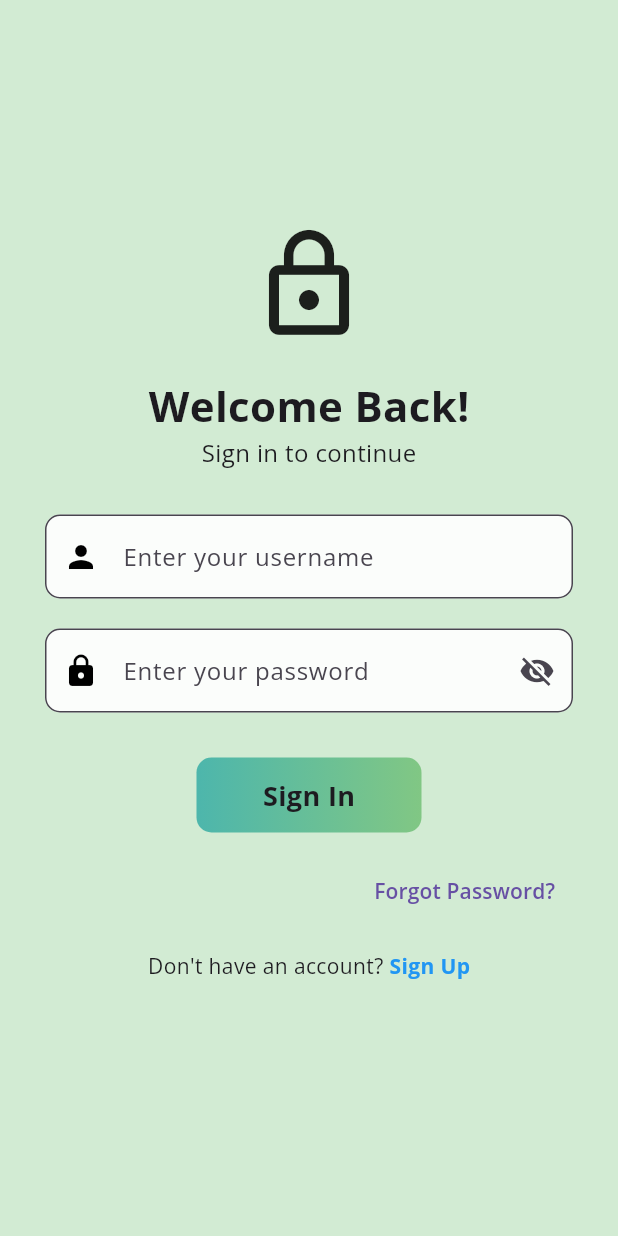
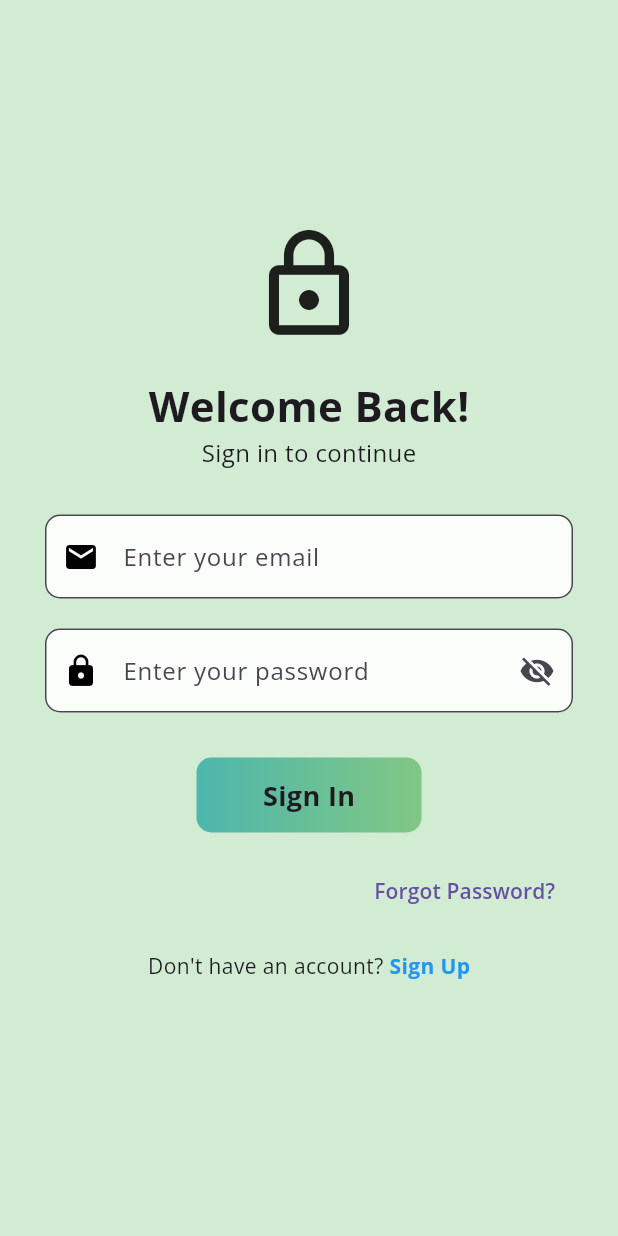
Before and after one commit to AbdallahKhayat/Hajzi_Flutter, a Flutter app: the screen it shows after launch, after a tap on "Sign In", on a phone screen of 412 x 824 dp. Run offline on Flutter 3.47's test engine with Material 3 defaults, Android fonts, the phone set to English and light mode, and no system bars; our stand-ins replace carousel_slider, dio, firebase_auth, firebase_core, flutter_colorpicker, flutter_secure_storage and 6 more; missing offline and left inert: flutter_facebook_auth, flutter_stripe; accounts and stored records are empty; generated files the repository leaves out were written again; network calls fail.

Commit message:
removed the control from Username to Email

```diff
--- a/lib/Blog/addBlog.dart
+++ b/lib/Blog/addBlog.dart
@@ -33,12 +33,12 @@ class _AddBlogState extends State<AddBlog> {
   NetworkHandler networkHandler = NetworkHandler();
   final storage = FlutterSecureStorage();
 
-  Future<String?> extractUsernameFromToken() async {
+  Future<String?> extractEmailFromToken() async {
     String? token = await storage.read(key: "token");
     if (token != null && token.isNotEmpty) {
       try {
         Map<String, dynamic> decodedToken = JwtDecoder.decode(token);
-        return decodedToken["username"];
+        return decodedToken["email"];
       } catch (e) {
         print("Error decoding token: $e");
       }
@@ -398,11 +398,11 @@ class _AddBlogState extends State<AddBlog> {
     return InkWell(
       onTap: () async {
         if (_GlobalKey.currentState!.validate() && imageFiles.isNotEmpty) {
-          // Step 1: Get the username from the token
-          String? customerUsername = await extractUsernameFromToken();
-          if (customerUsername == null || customerUsername.isEmpty) {
+          // Step 1: Get the email from the token
+          String? customerEmail = await extractEmailFromToken();
+          if (customerEmail == null || customerEmail.isEmpty) {
             ScaffoldMessenger.of(context).showSnackBar(
-              SnackBar(content: Text('Unable to retrieve customer username!')),
+              SnackBar(content: Text('Unable to retrieve customer email!')),
             );
             return;
           }
@@ -411,7 +411,7 @@ class _AddBlogState extends State<AddBlog> {
           AddBlogApproval addBlogApproval = AddBlogApproval(
             title: _titleController.text,
             body: _bodyController.text,
-            username: customerUsername,
+            email: customerEmail,
             type: selectedRole ?? "general",
           );
 
@@ -430,7 +430,7 @@ class _AddBlogState extends State<AddBlog> {
           final emailResponse = await http.post(
             url,
             headers: {
-              'origin': "http://192.168.88.4:5000",
+              'origin': "http://192.168.88.2:5000",
               'Content-Type': 'application/json',
             },
             body: json.encode({
@@ -440,7 +440,7 @@ class _AddBlogState extends State<AddBlog> {
               'template_params': {
                 'user_title': addBlogApproval.title,
                 'user_message': addBlogApproval.body,
-                'user_name': addBlogApproval.username,
+                'user_name': addBlogApproval.email,
               },
             }),
           );
@@ -485,7 +485,7 @@ class _AddBlogState extends State<AddBlog> {
                 status: "approved",
                 createdAt: DateTime.now(),
                 type: selectedRole ?? "general",
-                username: addBlogApproval.username,
+                email: addBlogApproval.email,
               );
 
               var addResponse = await networkHandler.post(
--- a/lib/Models/addBlogApproval.dart
+++ b/lib/Models/addBlogApproval.dart
@@ -7,11 +7,12 @@ class AddBlogApproval {
   String? title;
   String? body;
   String? username;
+  String?email;
   @JsonKey(name: "_id") // Assuming the backend uses '_id' as the field name
   String? id;
   String? type;
 
-  AddBlogApproval({this.title, this.body, this.username,this.id,this.type});
+  AddBlogApproval({this.title, this.body, this.username,this.email,this.id,this.type});
 
   factory AddBlogApproval.fromJson(Map<String, dynamic> json) => _$AddBlogApprovalFromJson(json);
 
--- a/lib/Models/addBlogModel.dart
+++ b/lib/Models/addBlogModel.dart
@@ -14,6 +14,7 @@ class AddBlogModel {
   @JsonKey(name: "_id") // Provide the actual name of id from the API
   String? id;
   String? username;
+  String? email;
   String? title;
   String? body;
   String? status;
@@ -27,6 +28,7 @@ class AddBlogModel {
     this.comment,
     this.id,
     this.username,
+    this.email,
     this.title,
     this.body,
     this.status,
--- a/lib/Models/profileModel.dart
+++ b/lib/Models/profileModel.dart
@@ -9,12 +9,13 @@ class ProfileModel{
  //we dont need img variable since in NetWork handler we pass username to ImageNetwork
   String? name;
   String? username;
+  String? email;
   String? profession;
   String? DOB;
   String? titleline;
   String? about;
 
-  ProfileModel([this.name,this.username,this.profession,this.DOB,this.titleline,this.about]);
+  ProfileModel([this.name,this.username,this.email,this.profession,this.DOB,this.titleline,this.about]);
 
   factory ProfileModel.fromJson(Map<String, dynamic> json) => _$ProfileModelFromJson(json);
 
--- a/lib/Pages/EmailSignInPage.dart
+++ b/lib/Pages/EmailSignInPage.dart
@@ -85,8 +85,8 @@ class _EmailSignInPageState extends State<EmailSignInPage> {
                   ),
                   const SizedBox(height: 30),
 
-                  // Username Input
-                  usernameTextField(),
+                  // email Input
+                  emailTextField(),
 
                   const SizedBox(height: 20),
 
@@ -104,21 +104,24 @@ class _EmailSignInPageState extends State<EmailSignInPage> {
 
                       // Prepare login data
                       Map<String, dynamic> data = {
-                        "username": _usernameController.text,
+                        "email": _emailController.text,
                         "password": _passwordController.text,
                       };
 
                       try {
                         // Send login request to backend
-                        var response = await networkHandler.post("/user/login", data);
+                        var response =
+                            await networkHandler.post("/user/login", data);
 
                         // Log response details for debugging
                         print("Login response code: ${response.statusCode}");
                         print("Login response body: ${response.body}");
 
-                        if (response.statusCode == 200 || response.statusCode == 201) {
+                        if (response.statusCode == 200 ||
+                            response.statusCode == 201) {
                           // Decode response to extract the token
-                          Map<String, dynamic> output = json.decode(response.body);
+                          Map<String, dynamic> output =
+                              json.decode(response.body);
 
                           if (output.containsKey('token')) {
                             String jwtToken = output['token'];
@@ -128,11 +131,13 @@ class _EmailSignInPageState extends State<EmailSignInPage> {
 
                             // Store user role if available
                             if (output.containsKey('role')) {
-                              await storage.write(key: "role", value: output['role']);
+                              await storage.write(
+                                  key: "role", value: output['role']);
                             }
 
                             // Load the stored language preference
-                            String? storedLanguage = await storage.read(key: "language");
+                            String? storedLanguage =
+                                await storage.read(key: "language");
 
                             // Update the locale if stored
                             if (storedLanguage != null) {
@@ -173,7 +178,8 @@ class _EmailSignInPageState extends State<EmailSignInPage> {
                           var output;
                           try {
                             output = json.decode(response.body);
-                            errorText = output is Map && output.containsKey('msg')
+                            errorText =
+                                output is Map && output.containsKey('msg')
                                     ? output['msg']
                                     : output.toString();
                           } catch (e) {
@@ -223,7 +229,7 @@ class _EmailSignInPageState extends State<EmailSignInPage> {
                   // Forgot Password
                   kIsWeb
                       ? Padding(
-                        padding: const EdgeInsets.only(left:300),
+                          padding: const EdgeInsets.only(left: 300),
                           child: Align(
                             alignment: Alignment.center,
                             child: TextButton(
@@ -344,8 +350,13 @@ class _EmailSignInPageState extends State<EmailSignInPage> {
             ),
           );
   }
+
   Widget emailTextField() {
-    return TextFormField(
+    return kIsWeb //web part//////////////////
+        ? Center(
+            child: SizedBox(
+              width: 400,
+              child: TextFormField(
                 controller: _emailController,
                 validator: (value) {
                   if (value == null || value.isEmpty) {
@@ -361,12 +372,38 @@ class _EmailSignInPageState extends State<EmailSignInPage> {
                   filled: true,
                   fillColor: Colors.white.withOpacity(0.9),
                   prefixIcon: const Icon(Icons.email, color: Colors.black),
-        border: OutlineInputBorder(borderRadius: BorderRadius.circular(8)),
+                  border: OutlineInputBorder(
+                      borderRadius: BorderRadius.circular(8)),
                   focusedBorder: OutlineInputBorder(
                     borderRadius: BorderRadius.circular(8),
                     borderSide: const BorderSide(color: Colors.blue, width: 2),
                   ),
-        errorText: errorText,
+                ),
+              ),
+            ),
+          )
+        : TextFormField(
+            controller: _emailController,
+            validator: (value) {
+              if (value == null || value.isEmpty) {
+                return 'Email can’t be empty!';
+              }
+              if (!value.contains("@")) {
+                return 'Invalid email!';
+              }
+              return null;
+            },
+            decoration: InputDecoration(
+              hintText: "Enter your email",
+              filled: true,
+              fillColor: Colors.white.withOpacity(0.9),
+              prefixIcon: const Icon(Icons.email, color: Colors.black),
+              border:
+                  OutlineInputBorder(borderRadius: BorderRadius.circular(10)),
+              focusedBorder: OutlineInputBorder(
+                borderRadius: BorderRadius.circular(10),
+                borderSide: const BorderSide(color: Colors.blue, width: 2),
+              ),
             ),
           );
   }
--- a/lib/Pages/EmailSignUpPage.dart
+++ b/lib/Pages/EmailSignUpPage.dart
@@ -349,13 +349,13 @@ class _EmailSignUpPageState extends State<EmailSignUpPage> {
         });
       } else {
         var response = await networkHandler
-            .get("/user/checkusername/${_usernameController.text}");
+            .get("/user/checkemail/${_emailController.text}");
         if (response != null && response['Status'] != null) {
           if (response["Status"]) {
             setState(() {
               circular = false;
               validate = false;
-              errorText = "Username already taken";
+              errorText = "email already taken";
             });
           } else {
             setState(() {
@@ -367,7 +367,7 @@ class _EmailSignUpPageState extends State<EmailSignUpPage> {
           setState(() {
             circular = false;
             validate = false;
-            errorText = "Error checking username. Try again.";
+            errorText = "Error checking email. Try again.";
           });
         }
       }
--- a/lib/Pages/HomePage.dart
+++ b/lib/Pages/HomePage.dart
@@ -37,6 +37,7 @@ class _HomePageState extends State<HomePage> {
 
   String focusedDrawerItem = "All Posts"; // Tracks which drawer item is focused
   String username = "";
+  String email="";
   String? userRole;
 
   //Color appColor = Colors.teal; // Default app theme color
@@ -80,13 +81,13 @@ class _HomePageState extends State<HomePage> {
   void checkProfile() async {
     var response = await networkHandler.get("/profile/checkProfile");
     setState(() {
-      username = response["username"] ?? "Username";
+      email = response["email"] ?? "email";
       profilePhoto = CircleAvatar(
         radius: 50,
-        backgroundImage: response["username"] != null
-            ? NetworkHandler().getImage(response["username"])
+        backgroundImage: response["email"] != null
+            ? NetworkHandler().getImage(response["email"])
             : null,
-        child: response["username"] == null
+        child: response["email"] == null
             ? const Icon(Icons.person, size: 50, color: Colors.grey)
             : null,
       );
@@ -244,7 +245,7 @@ class _HomePageState extends State<HomePage> {
                         profilePhoto,
                         const SizedBox(height: 10),
                         Text(
-                          '@$username',
+                          '$email',
                           style: const TextStyle(
                             fontSize: 17,
                             fontWeight: FontWeight.bold,
@@ -336,7 +337,7 @@ class _HomePageState extends State<HomePage> {
                       ),
                       trailing: Icon(Icons.chevron_right, color: Colors.grey),
                       onTap: () async {
-                        print(username);
+                        print(email);
 
                         // Call the payment method with a callback
                         await StripeService.instance
@@ -345,7 +346,7 @@ class _HomePageState extends State<HomePage> {
                             print("Payment successful. Updating role...");
                             Map<String, dynamic> data = {'role': "customer"};
                             var response = await networkHandler.patch(
-                              "/user/updateRole/$username",
+                              "/user/updateRole/$email",
                               data,
                             );
                             if (response.statusCode == 200) {
@@ -367,7 +368,7 @@ class _HomePageState extends State<HomePage> {
                                   'template_id': templateId,
                                   'user_id': userId,
                                   'template_params': {
-                                    'user_name': username,
+                                    'user_name': email,
                                   },
                                 }),
                               );
--- a/lib/Profile/EditProfile.dart
+++ b/lib/Profile/EditProfile.dart
@@ -53,7 +53,7 @@ class _EditProfileState extends State<EditProfile> {
       });
 
       Map<String, dynamic> data = {
-        "username": widget.profileModel.username, // Include username
+        "email": widget.profileModel.email, // Include username
         "name": _nameController.text,
         "profession": _professionController.text,
         "DOB": _dobController.text,
--- a/lib/Profile/MainProfile.dart
+++ b/lib/Profile/MainProfile.dart
@@ -64,10 +64,10 @@ class _MainProfileState extends State<MainProfile> {
                         fontWeight: FontWeight.bold,
                       ),
                     ),
-                    background: profileModel.username != null
+                    background: profileModel.email != null
                         ? Image(
                             image:
-                                networkHandler.getImage(profileModel.username!)
+                                networkHandler.getImage(profileModel.email!)
                                     as NetworkImage,
                             fit: BoxFit.cover,
                           )
@@ -159,14 +159,14 @@ class _MainProfileState extends State<MainProfile> {
           children: [
             CircleAvatar(
               radius: 50,
-              backgroundImage: profileModel.username == null
+              backgroundImage: profileModel.email == null
                   ? null
-                  : NetworkHandler().getImage(profileModel.username!),
+                  : NetworkHandler().getImage(profileModel.email!),
               backgroundColor: Colors.grey.shade300,
             ),
             SizedBox(height: 10),
             Text(
-              profileModel.username ?? "Username not available",
+              profileModel.email ?? "Email not available",
               style: TextStyle(
                 fontSize: 22,
                 fontWeight: FontWeight.bold,
--- a/lib/Screen/editshopscreen.dart
+++ b/lib/Screen/editshopscreen.dart
@@ -49,7 +49,7 @@ class _EditShopScreenState extends State<EditShopScreen> {
           type: selectedRole ?? "general",
           createdAt: widget.addBlogModel.createdAt,
           status: "approved", // Keep the status
-          username: widget.addBlogModel.username,
+          email: widget.addBlogModel.email,
         );
 
         // Update text fields on the server
```
Also changed, not shown: lib/Models/addBlogApproval.g.dart, lib/Models/addBlogModel.g.dart, lib/Models/profileModel.g.dart. Lines whose indentation alone changed are shown as unchanged.
